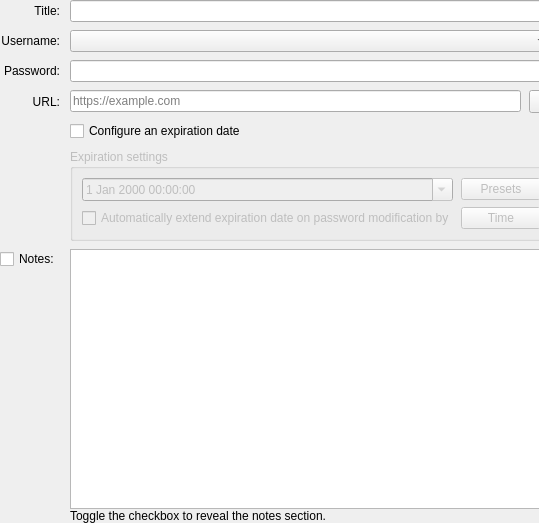
keepassxreboot/keepassxc, file src/gui/entry/EditEntryWidgetMain.ui: the form before one commit.
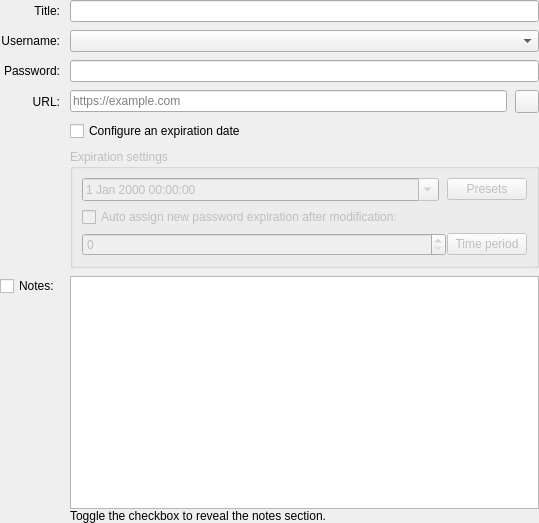
The form after the commit. Custom widgets are drawn as their Qt base class.

Commit message:
allow for better granularity when choosing password extension
Switches presets for quantity and unit of time pickers. Stores auto extension
on modification data as custom data for the entry to respect the spec

Diff of the .ui file:
```diff
--- a/src/gui/entry/EditEntryWidgetMain.ui
+++ b/src/gui/entry/EditEntryWidgetMain.ui
@@ -279,8 +279,6 @@
         </layout>
        </item>
        <item>
-       <layout class="QHBoxLayout" name="horizontalautoUpdate">
-        <item>
          <widget class="QCheckBox" name="autoExtendExpire">
           <property name="toolTip">
            <string>Toggle auto updating expiration</string>
@@ -289,12 +287,33 @@
            <string>Toggle auto updating expiration date</string>
           </property>
           <property name="text">
-           <string>Automatically extend expiration date on password modification by</string>
+           <string>Auto assign new password expiration after modification:</string>
           </property>
          </widget>
         </item>
+       <item>
+       <layout class="QHBoxLayout" name="horizontalautoUpdate">
+        <property name="spacing">
+         <number>1</number>
+        </property>
         <item>
-         <widget class="QPushButton" name="extendPresets">
+         <widget class="QSpinBox" name="extendByQuantity">
+          <property name="enabled">
+           <bool>false</bool>
+          </property>
+          <property name="minimum">
+           <number>0</number>
+          </property>
+          <property name="maximum">
+           <number>1000</number>
+          </property>
+          <property name="FixedWidth">
+          <number>5</number>
+         </property>
+         </widget>
+        </item>
+        <item>
+         <widget class="QPushButton" name="extendByMagnitude">
           <property name="enabled">
            <bool>false</bool>
           </property>
@@ -311,7 +330,7 @@
            <string>Expiration extension presets</string>
           </property>
           <property name="text">
-           <string>Time</string>
+           <string>Time period</string>
           </property>
          </widget>
         </item>
```
The commit also changes 6 other files.
